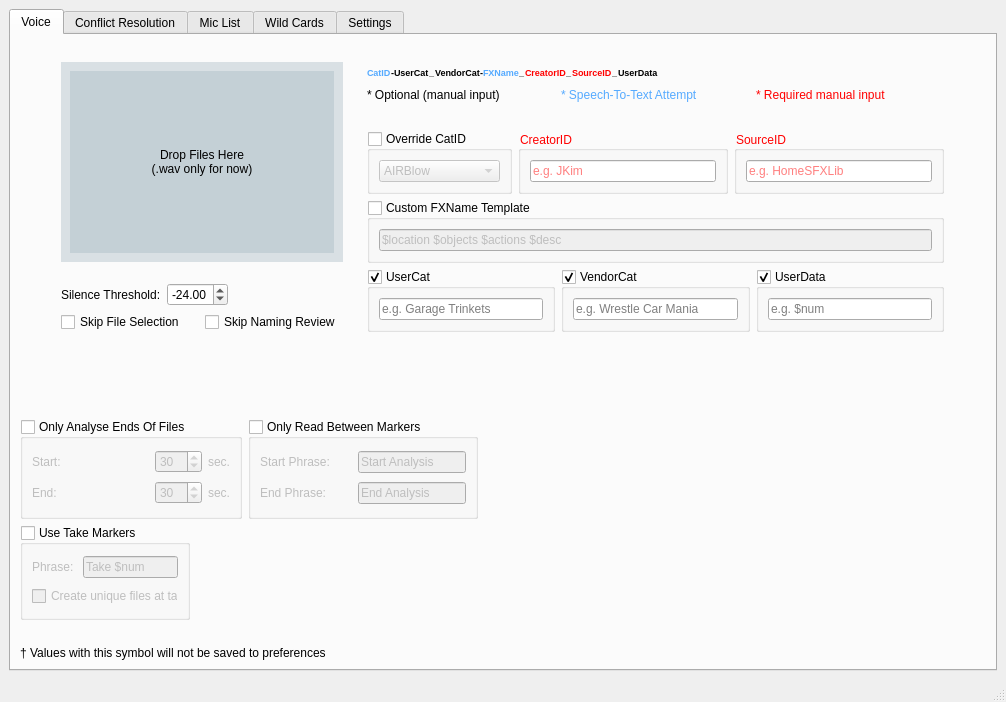
SoundsLikeJonny/UCS-Voice-Naming-Tool, file UCS Voice Naming Tool/src/ui/gui/MainWindow.ui: the form before one commit.
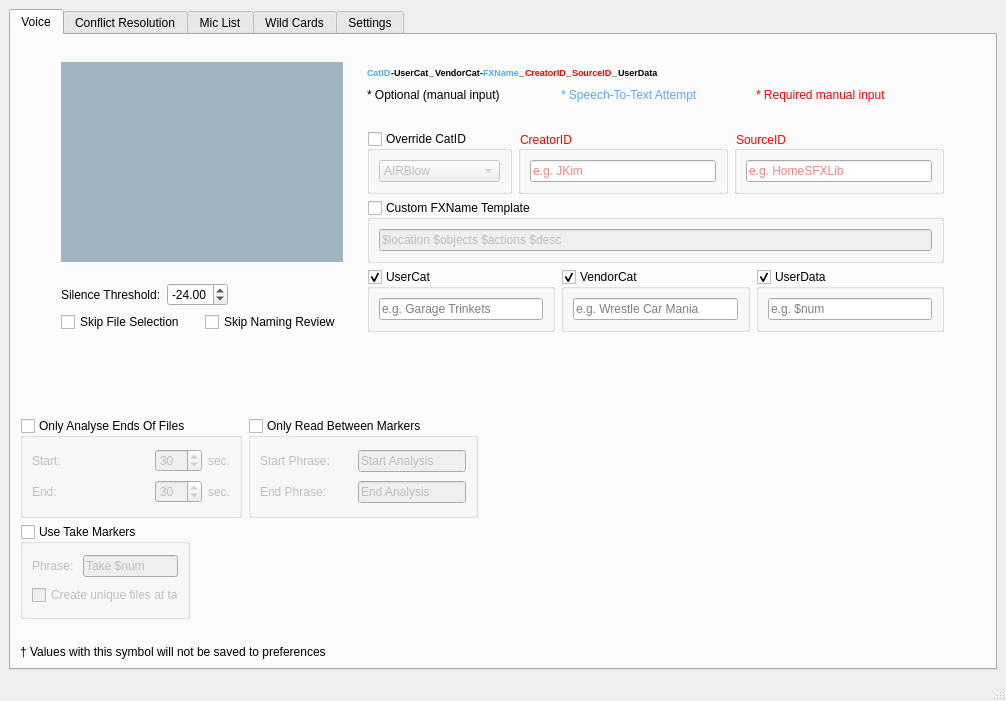
The form after the commit.

What changed in the file:
```diff
--- a/UCS Voice Naming Tool/src/ui/gui/MainWindow.ui
+++ b/UCS Voice Naming Tool/src/ui/gui/MainWindow.ui
@@ -7,7 +7,7 @@
     <x>0</x>
     <y>0</y>
     <width>1006</width>
-    <height>702</height>
+    <height>701</height>
    </rect>
   </property>
   <property name="minimumSize">
@@ -519,7 +519,7 @@
                </layout>
               </item>
               <item row="0" column="1">
-               <widget class="QWidget" name="widget_DragDrop" native="true">
+               <widget class="QFrame" name="frame_DragDrop">
                 <property name="minimumSize">
                  <size>
                   <width>0</width>
@@ -540,7 +540,7 @@
                    </colorrole>
                    <colorrole role="Button">
                     <brush brushstyle="SolidPattern">
-                     <color alpha="95">
+                     <color alpha="255">
                       <red>160</red>
                       <green>180</green>
                       <blue>190</blue>
@@ -612,7 +612,7 @@
                    </colorrole>
                    <colorrole role="Base">
                     <brush brushstyle="SolidPattern">
-                     <color alpha="95">
+                     <color alpha="255">
                       <red>160</red>
                       <green>180</green>
                       <blue>190</blue>
@@ -621,7 +621,7 @@
                    </colorrole>
                    <colorrole role="Window">
                     <brush brushstyle="SolidPattern">
-                     <color alpha="95">
+                     <color alpha="255">
                       <red>160</red>
                       <green>180</green>
                       <blue>190</blue>
@@ -686,7 +686,7 @@
                    </colorrole>
                    <colorrole role="Button">
                     <brush brushstyle="SolidPattern">
-                     <color alpha="95">
+                     <color alpha="255">
                       <red>160</red>
                       <green>180</green>
                       <blue>190</blue>
@@ -758,7 +758,7 @@
                    </colorrole>
                    <colorrole role="Base">
                     <brush brushstyle="SolidPattern">
-                     <color alpha="95">
+                     <color alpha="255">
                       <red>160</red>
                       <green>180</green>
                       <blue>190</blue>
@@ -767,7 +767,7 @@
                    </colorrole>
                    <colorrole role="Window">
                     <brush brushstyle="SolidPattern">
-                     <color alpha="95">
+                     <color alpha="255">
                       <red>160</red>
                       <green>180</green>
                       <blue>190</blue>
@@ -832,7 +832,7 @@
                    </colorrole>
                    <colorrole role="Button">
                     <brush brushstyle="SolidPattern">
-                     <color alpha="95">
+                     <color alpha="255">
                       <red>160</red>
                       <green>180</green>
                       <blue>190</blue>
@@ -904,7 +904,7 @@
                    </colorrole>
                    <colorrole role="Base">
                     <brush brushstyle="SolidPattern">
-                     <color alpha="95">
+                     <color alpha="255">
                       <red>160</red>
                       <green>180</green>
                       <blue>190</blue>
@@ -913,7 +913,7 @@
                    </colorrole>
                    <colorrole role="Window">
                     <brush brushstyle="SolidPattern">
-                     <color alpha="95">
+                     <color alpha="255">
                       <red>160</red>
                       <green>180</green>
                       <blue>190</blue>
@@ -975,36 +975,9 @@
                  <bool>false</bool>
                 </property>
                 <property name="styleSheet">
-                 <string notr="true">background-color: rgb(160, 180, 190, 95);</string>
+                 <string notr="true">background-color: rgb(160, 180, 190);</string>
                 </property>
-                <layout class="QGridLayout" name="gridLayout_3">
-                 <item row="0" column="0">
-                  <widget class="QLabel" name="label_DragDrop">
-                   <property name="acceptDrops">
-                    <bool>true</bool>
-                   </property>
-                   <property name="frameShape">
-                    <enum>QFrame::NoFrame</enum>
-                   </property>
-                   <property name="frameShadow">
-                    <enum>QFrame::Raised</enum>
-                   </property>
-                   <property name="lineWidth">
-                    <number>1</number>
-                   </property>
-                   <property name="midLineWidth">
-                    <number>7</number>
-                   </property>
-                   <property name="text">
-                    <string>Drop Files Here
-(.wav only for now)</string>
-                   </property>
-                   <property name="alignment">
-                    <set>Qt::AlignCenter</set>
-                   </property>
-                  </widget>
-                 </item>
-                </layout>
+                <layout class="QGridLayout" name="gridLayout_3"/>
                </widget>
               </item>
               <item row="1" column="1">
```
Left out of the diff: 26 changed lines with no effect on the pictures.
